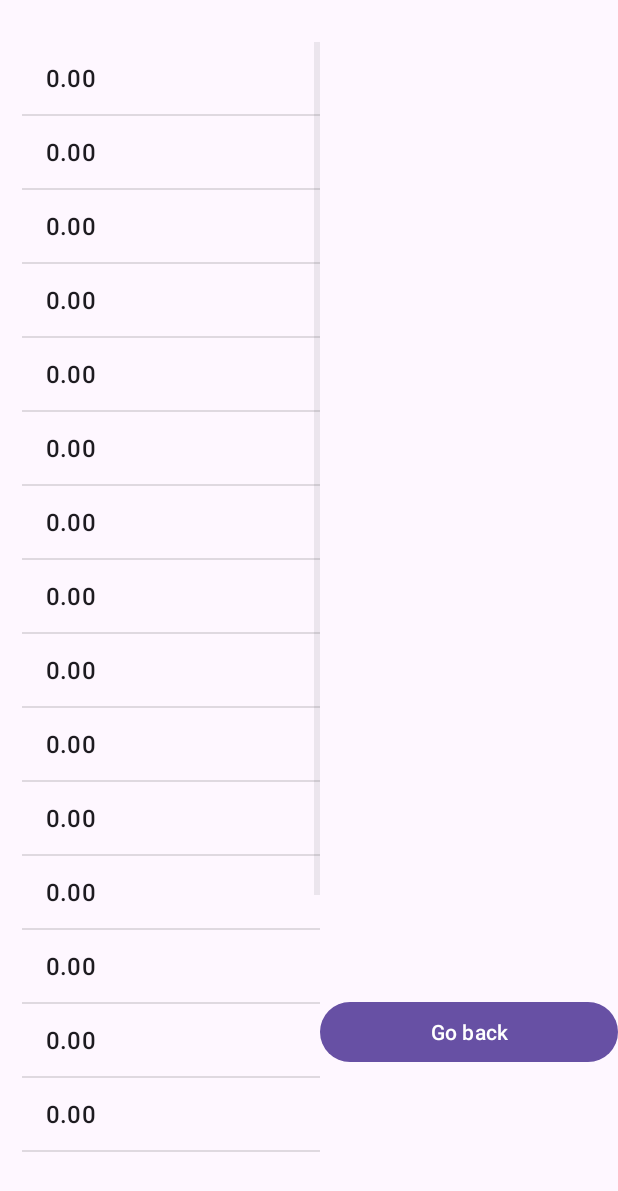
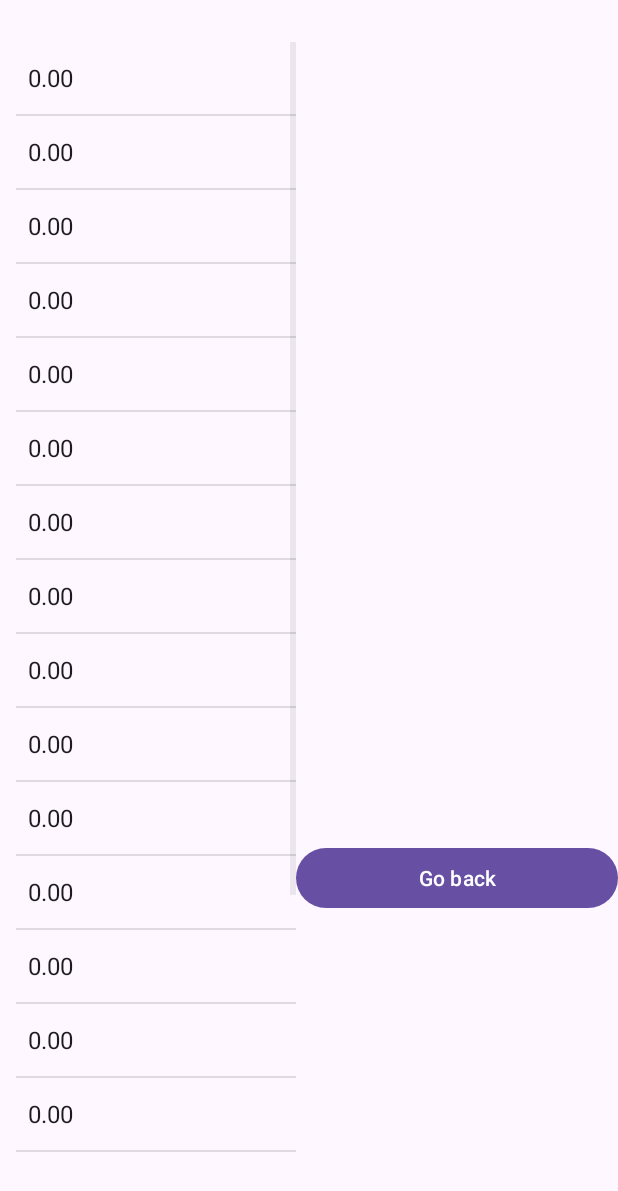
Before and after one commit to tv0823/ListView_Ex082, an Android app: the ResultsActivity screen opened directly, with no data from a screen before it, on a phone screen of 412 x 824 dp. Shown: the top 1191 px of the screen. Run offline under Robolectric (Android 15) with nearby library versions, the phone set to English and light mode, and no system bars.

```diff
--- a/app/src/main/java/com/example/listview_ex082/MainActivity.java
+++ b/app/src/main/java/com/example/listview_ex082/MainActivity.java
@@ -62,12 +62,12 @@ public class MainActivity extends AppCompatActivity {
         } else if ((first.equals("+.") || first.equals("+") || first.equals("-.") || first.equals("-") || first.equals(".")) || (strNumD.equals("+.") || strNumD.equals("+") || strNumD.equals("-.") || strNumD.equals("-") || strNumD.equals("."))) {
             Toast.makeText(this, "Invalid input", Toast.LENGTH_SHORT).show();
         } else if(strNumD.equals("0")){
-            Toast.makeText(this, "multiplier and difference cant be 0", Toast.LENGTH_SHORT).show();
+            Toast.makeText(this, "multiplier and difference can't be 0", Toast.LENGTH_SHORT).show();
         }
         else{
             Intent si = new Intent(this,ResultsActivity.class);
-            float firstNum = Float.parseFloat(first);
-            float numD = Float.parseFloat(strNumD);
+            double firstNum = Float.parseFloat(first);
+            double numD = Float.parseFloat(strNumD);
 
             si.putExtra("numD", numD);
             si.putExtra("firstNum", firstNum);
--- a/app/src/main/java/com/example/listview_ex082/ResultsActivity.java
+++ b/app/src/main/java/com/example/listview_ex082/ResultsActivity.java
@@ -15,10 +15,10 @@ public class ResultsActivity extends AppCompatActivity implements AdapterView.On
     Intent gi;
     ListView firstTwentyLv;
     TextView firstNumTv, numDTv, placeTv, sumToNumTV;
-    float firstNum, numD, seqSum;
+    double firstNum, numD, seqSum;
     int math;
     String[] seqArr;
-    float[] sumValuesArr;
+    double[] sumValuesArr;
 
     @Override
     protected void onCreate(Bundle savedInstanceState) {
@@ -32,35 +32,52 @@ public class ResultsActivity extends AppCompatActivity implements AdapterView.On
         sumToNumTV = findViewById(R.id.sumToNumTV);
 
         gi = getIntent();
-        firstNum = gi.getFloatExtra("firstNum",0);
-        numD = gi.getFloatExtra("numD",0);
+        firstNum = gi.getDoubleExtra("firstNum",0);
+        numD = gi.getDoubleExtra("numD",0);
         math = gi.getIntExtra("action", -1);
 
         seqSum = 0;
         seqArr = new String[20];
-        sumValuesArr = new float[20];
+        sumValuesArr = new double[20];
 
         calcArrValues();
 
         firstTwentyLv.setOnItemClickListener(this);
         firstTwentyLv.setChoiceMode(ListView.CHOICE_MODE_SINGLE);
 
-        ArrayAdapter<String> adp = new ArrayAdapter<String>(this, android.R.layout.simple_list_item_1, seqArr);
+        ArrayAdapter<String> adp = new ArrayAdapter<String>(this, androidx.appcompat.R.layout.support_simple_spinner_dropdown_item, seqArr);
         firstTwentyLv.setAdapter(adp);
 
         firstNumTv.setText("X1 = " + String.format("%.2f", firstNum));
         numDTv.setText("d = " + String.format("%.2f", numD));
     }
 
-    public void calcArrValues(){
-        for (int i = 0; i < 20; i++){
-            if (math == 1){
-                seqArr[i] = String.format("%.2f",(firstNum + i * numD));
+    public String bigNumSimplifier(double value){
+        String scientificNotation = String.format("%.4e", value);
+        String[] parts = scientificNotation.split("e");
+        double base = Double.parseDouble(parts[0]) / 10.0;
+        int exponent = Integer.parseInt(parts[1]) + 1;
+
+        return String.format("%.4f * 10^%d", base, exponent);
+    }
+
+    public void calcArrValues() {
+        for (int i = 0; i < 20; i++) {
+            double currentValue;
+
+            if (math == 1) {
+                currentValue = firstNum + i * numD;
+            } else {
+                currentValue = firstNum * Math.pow(numD, i);
             }
-            else {
-                seqArr[i] = String.format("%.2f",(firstNum * Math.pow(numD, i)));
+
+            if (currentValue > 1000000) {
+                seqArr[i] = bigNumSimplifier(currentValue);
+            } else {
+                seqArr[i] = String.format("%.2f", currentValue);
             }
-            seqSum += Float.parseFloat(seqArr[i]);
+
+            seqSum += currentValue;
             sumValuesArr[i] = seqSum;
         }
     }
@@ -73,7 +90,11 @@ public class ResultsActivity extends AppCompatActivity implements AdapterView.On
         sumToNumTV.setVisibility(View.VISIBLE);
 
         placeTv.setText("n = " + (pos+1));
-        sumToNumTV.setText("Sn = " + String.format("%.2f", (sumValuesArr[pos])));
+        if (sumValuesArr[pos] > 1000000) {
+            sumToNumTV.setText("Sn = " + bigNumSimplifier(sumValuesArr[pos]));
+        } else {
+            sumToNumTV.setText("Sn = " + String.format("%.2f", sumValuesArr[pos]));
+        }
     }
 
     public void goBack(View view) {
--- a/app/src/main/res/layout/activity_results.xml
+++ b/app/src/main/res/layout/activity_results.xml
@@ -15,12 +15,12 @@
         <Space
             android:layout_width="0dp"
             android:layout_height="match_parent"
-            android:layout_weight="3" />
+            android:layout_weight="2" />
 
         <LinearLayout
             android:layout_width="0dp"
             android:layout_height="match_parent"
-            android:layout_weight="40"
+            android:layout_weight="35"
             android:orientation="vertical">
 
             <Space
@@ -38,6 +38,7 @@
                 android:layout_width="match_parent"
                 android:layout_height="0dp"
                 android:layout_weight="5" />
+
         </LinearLayout>
 
         <LinearLayout
@@ -54,7 +55,7 @@
             <LinearLayout
                 android:layout_width="match_parent"
                 android:layout_height="0dp"
-                android:layout_weight="20"
+                android:layout_weight="10"
                 android:orientation="horizontal">
 
                 <Space
@@ -66,7 +67,7 @@
                     android:id="@+id/firstNumTv"
                     android:layout_width="0dp"
                     android:layout_height="match_parent"
-                    android:layout_weight="30"
+                    android:layout_weight="35"
                     android:gravity="center_vertical"
                     android:textSize="20sp"
                     android:visibility="invisible" />
@@ -80,7 +81,7 @@
             <LinearLayout
                 android:layout_width="match_parent"
                 android:layout_height="0dp"
-                android:layout_weight="20"
+                android:layout_weight="10"
                 android:orientation="horizontal">
 
                 <Space
@@ -106,7 +107,7 @@
             <LinearLayout
                 android:layout_width="match_parent"
                 android:layout_height="0dp"
-                android:layout_weight="20"
+                android:layout_weight="10"
                 android:orientation="horizontal">
 
                 <Space
@@ -132,7 +133,7 @@
             <LinearLayout
                 android:layout_width="match_parent"
                 android:layout_height="0dp"
-                android:layout_weight="20"
+                android:layout_weight="10"
                 android:orientation="horizontal">
 
                 <Space
```
